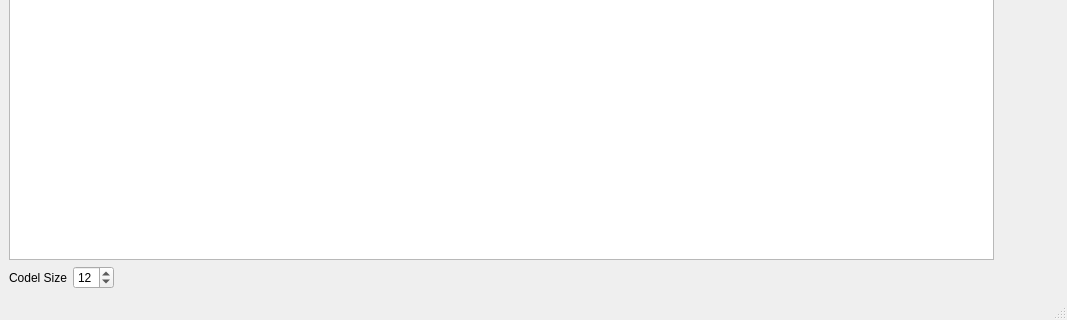
Above: MainWindow.ui from Ramblurr/PietCreator before the change; both pictures show x 0 to 1067 and y 373 to 693 of the 1067 by 693 pixel window. Below: the same form after it.
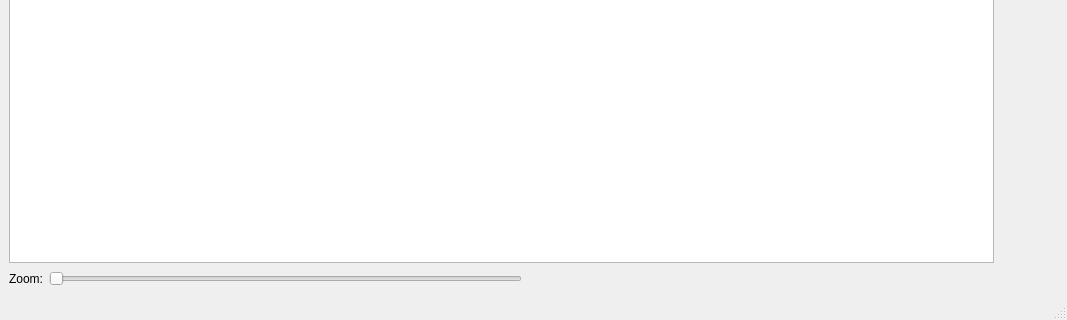
That is the form after the change.

Commit message: Remove the spin box, and replace it with a horizontal slider and label it "Zoom"

```diff
--- a/MainWindow.ui
+++ b/MainWindow.ui
@@ -36,20 +36,20 @@
       <item>
        <widget class="QLabel" name="label">
         <property name="text">
-         <string>Codel Size</string>
+         <string>Zoom:</string>
         </property>
        </widget>
       </item>
       <item>
-       <widget class="QSpinBox" name="mSpinBox">
+       <widget class="QSlider" name="mZoomSlider">
         <property name="minimum">
          <number>4</number>
         </property>
         <property name="maximum">
          <number>32</number>
         </property>
-        <property name="value">
-         <number>12</number>
+        <property name="orientation">
+         <enum>Qt::Horizontal</enum>
         </property>
        </widget>
       </item>
```
The commit also changes 1 other file.
